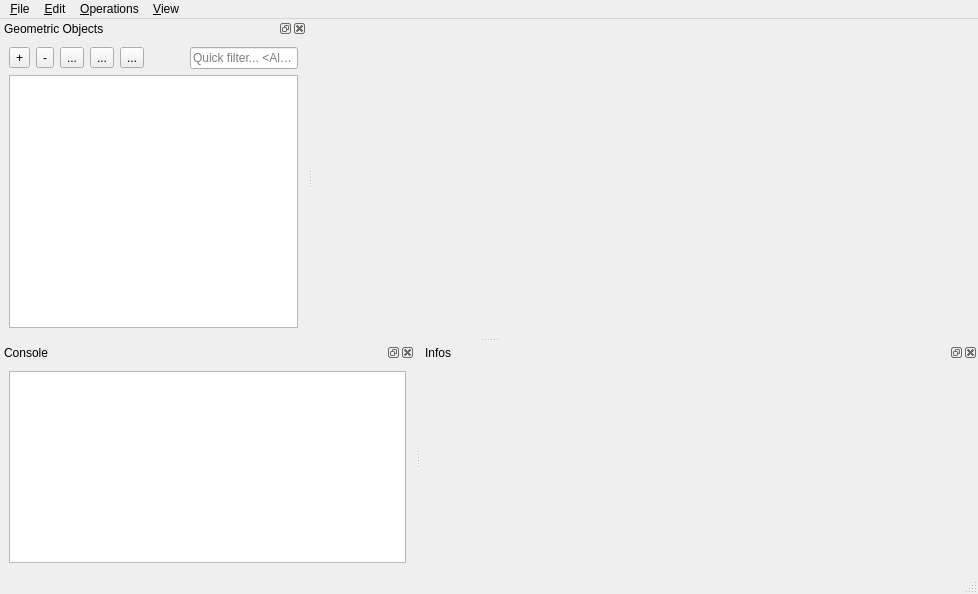
Before: the Qt Designer form Polyhedron/demo/Polyhedron/MainWindow.ui in CGAL/cgal, drawn with Qt 5.
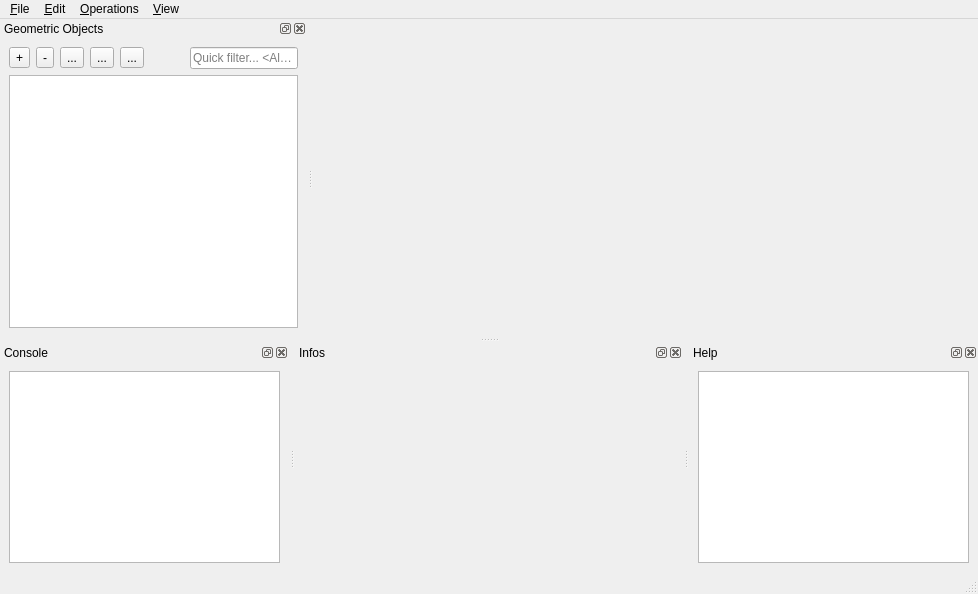
After: the same form once the commit is applied. Icons and pictures are not drawn. Custom widgets are drawn as their Qt base class.

Commit message: Fix sorting and add a Help Widget with some helptext.

```diff
--- a/Polyhedron/demo/Polyhedron/MainWindow.ui
+++ b/Polyhedron/demo/Polyhedron/MainWindow.ui
@@ -295,7 +295,7 @@
            <rect>
             <x>0</x>
             <y>0</y>
-            <width>541</width>
+            <width>374</width>
             <height>176</height>
            </rect>
           </property>
@@ -338,6 +338,21 @@
     </layout>
    </widget>
   </widget>
+  <widget class="QDockWidget" name="helpDockWidget">
+   <property name="windowTitle">
+    <string>Help</string>
+   </property>
+   <attribute name="dockWidgetArea">
+    <number>8</number>
+   </attribute>
+   <widget class="QWidget" name="dockWidgetContents_3">
+    <layout class="QVBoxLayout" name="verticalLayout_5">
+     <item>
+      <widget class="QTextBrowser" name="helpTextBrowser"/>
+     </item>
+    </layout>
+   </widget>
+  </widget>
   <action name="actionQuit">
    <property name="text">
     <string>&amp;Quit</string>
```
The commit also changes 6 other files.
